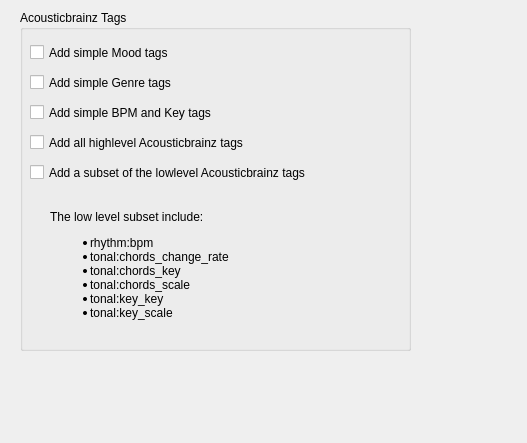
Before: the Qt Designer form plugins/acousticbrainz/ui_options_acousticbrainz_tags.ui in metabrainz/picard-plugins, drawn with Qt 5.
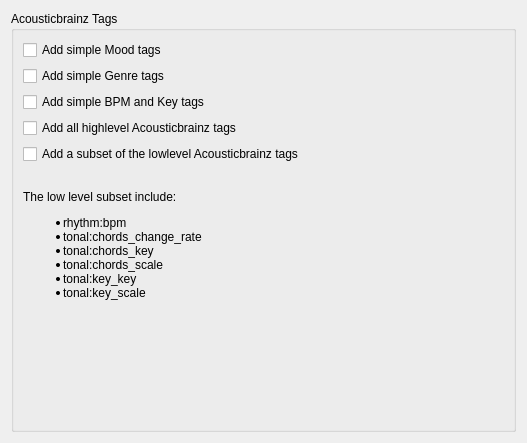
After: the same form once the commit is applied.

Commit message: acousticbrainz: small layout fixes for options screen

```diff
--- a/plugins/acousticbrainz/ui_options_acousticbrainz_tags.ui
+++ b/plugins/acousticbrainz/ui_options_acousticbrainz_tags.ui
@@ -16,79 +16,66 @@
   <property name="windowTitle">
    <string/>
   </property>
+  <layout class="QVBoxLayout" name="verticalLayout">
+   <item>
   <widget class="QGroupBox" name="acousticbrainzTags_groupBox">
-   <property name="geometry">
-    <rect>
-     <x>20</x>
-     <y>10</y>
-     <width>391</width>
-     <height>341</height>
-    </rect>
-   </property>
    <property name="title">
     <string>Acousticbrainz Tags</string>
    </property>
+     <layout class="QVBoxLayout" name="verticalLayout_2">
+      <item>
    <widget class="QCheckBox" name="add_simplemood">
-    <property name="geometry">
-     <rect>
-      <x>10</x>
-      <y>30</y>
-      <width>341</width>
-      <height>25</height>
-     </rect>
-    </property>
     <property name="text">
      <string>Add simple Mood tags</string>
     </property>
    </widget>
-   <widget class="QCheckBox" name="add_fullhighlevel">
-    <property name="geometry">
-     <rect>
-      <x>10</x>
-      <y>120</y>
-      <width>341</width>
-      <height>25</height>
-     </rect>
-    </property>
+      </item>
+      <item>
+       <widget class="QCheckBox" name="add_simplegenre">
     <property name="text">
-     <string>Add all highlevel Acousticbrainz tags</string>
-    </property>
-   </widget>
+         <string>Add simple Genre tags</string>
+        </property>
+       </widget>
+      </item>
+      <item>
    <widget class="QCheckBox" name="add_keybpm">
-    <property name="geometry">
-     <rect>
-      <x>10</x>
-      <y>90</y>
-      <width>341</width>
-      <height>25</height>
-     </rect>
-    </property>
     <property name="text">
      <string>Add simple BPM and Key tags</string>
     </property>
    </widget>
+      </item>
+      <item>
+       <widget class="QCheckBox" name="add_fullhighlevel">
+        <property name="text">
+         <string>Add all highlevel Acousticbrainz tags</string>
+        </property>
+       </widget>
+      </item>
+      <item>
    <widget class="QCheckBox" name="add_sublowlevel">
-    <property name="geometry">
-     <rect>
-      <x>10</x>
-      <y>150</y>
-      <width>341</width>
-      <height>25</height>
-     </rect>
-    </property>
     <property name="text">
      <string>Add a subset of the lowlevel Acousticbrainz tags</string>
     </property>
    </widget>
+      </item>
+      <item>
+       <spacer name="verticalSpacer_2">
+        <property name="orientation">
+         <enum>Qt::Vertical</enum>
+        </property>
+        <property name="sizeType">
+         <enum>QSizePolicy::Preferred</enum>
+        </property>
+        <property name="sizeHint" stdset="0">
+         <size>
+          <width>20</width>
+          <height>20</height>
+         </size>
+        </property>
+       </spacer>
+      </item>
+      <item>
    <widget class="QLabel" name="sublowlevel_descr">
-    <property name="geometry">
-     <rect>
-      <x>30</x>
-      <y>180</y>
-      <width>251</width>
-      <height>151</height>
-     </rect>
-    </property>
     <property name="text">
      <string>&lt;html&gt;&lt;head/&gt;&lt;body&gt;&lt;p&gt;The low level subset include:&lt;/p&gt;&lt;ul style=&quot;margin-top: 0px; margin-bottom: 0px; margin-left: 0px; margin-right: 0px; -qt-list-indent: 1;&quot;&gt;&lt;li style=&quot; margin-top:12px; margin-bottom:0px; margin-left:0px; margin-right:0px; -qt-block-indent:0; text-indent:0px;&quot;&gt;rhythm:bpm&lt;/li&gt;&lt;li style=&quot; margin-top:0px; margin-bottom:0px; margin-left:0px; margin-right:0px; -qt-block-indent:0; text-indent:0px;&quot;&gt;tonal:chords_change_rate&lt;/li&gt;&lt;li style=&quot; margin-top:0px; margin-bottom:0px; margin-left:0px; margin-right:0px; -qt-block-indent:0; text-indent:0px;&quot;&gt;tonal:chords_key&lt;/li&gt;&lt;li style=&quot; margin-top:0px; margin-bottom:0px; margin-left:0px; margin-right:0px; -qt-block-indent:0; text-indent:0px;&quot;&gt;tonal:chords_scale&lt;/li&gt;&lt;li style=&quot; margin-top:0px; margin-bottom:0px; margin-left:0px; margin-right:0px; -qt-block-indent:0; text-indent:0px;&quot;&gt;tonal:key_key&lt;/li&gt;&lt;li style=&quot; margin-top:0px; margin-bottom:12px; margin-left:0px; margin-right:0px; -qt-block-indent:0; text-indent:0px;&quot;&gt;tonal:key_scale&lt;/li&gt;&lt;/ul&gt;&lt;/body&gt;&lt;/html&gt;</string>
     </property>
@@ -96,20 +83,24 @@
      <enum>Qt::RichText</enum>
     </property>
    </widget>
-   <widget class="QCheckBox" name="add_simplegenre">
-    <property name="geometry">
-     <rect>
-      <x>10</x>
-      <y>60</y>
-      <width>341</width>
-      <height>25</height>
-     </rect>
-    </property>
-    <property name="text">
-     <string>Add simple Genre tags</string>
-    </property>
-   </widget>
-  </widget>
+      </item>
+      <item>
+       <spacer name="verticalSpacer">
+        <property name="orientation">
+         <enum>Qt::Vertical</enum>
+        </property>
+        <property name="sizeHint" stdset="0">
+         <size>
+          <width>20</width>
+          <height>40</height>
+         </size>
+        </property>
+       </spacer>
+      </item>
+     </layout>
+    </widget>
+   </item>
+  </layout>
  </widget>
  <resources/>
  <connections/>
```
Lines whose indentation alone changed are shown as unchanged. The commit also changes 1 other file.
